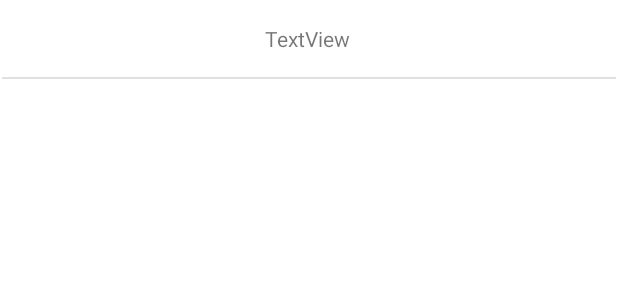
After one commit to dylanbaes/Parrot, an Android app: the layout one_line_surface.xml on its own in the app's theme, with its tools: preview values and no code run, on a phone screen of 412 x 824 dp. The commit adds this screen. Shown: the top 300 px of the screen. Run offline under Robolectric (Android 15) with nearby library versions, the phone set to English and light mode, and no system bars.

```diff
--- /dev/null
+++ b/app/src/main/res/layout/one_line_surface.xml
@@ -0,0 +1,29 @@
+<?xml version="1.0" encoding="utf-8"?>
+<androidx.constraintlayout.widget.ConstraintLayout xmlns:android="http://schemas.android.com/apk/res/android"
+    xmlns:app="http://schemas.android.com/apk/res-auto"
+    xmlns:tools="http://schemas.android.com/tools"
+    android:layout_width="match_parent"
+    android:layout_height="match_parent"
+    android:id="@+id/one_line_surface">
+
+    <TextView
+        android:id="@+id/surfaceCategory"
+        android:layout_width="wrap_content"
+        android:layout_height="wrap_content"
+        android:layout_marginTop="16dp"
+        android:text="TextView"
+        app:layout_constraintEnd_toEndOf="parent"
+        app:layout_constraintHorizontal_bias="0.498"
+        app:layout_constraintStart_toStartOf="parent"
+        app:layout_constraintTop_toTopOf="parent" />
+
+    <View
+        android:id="@+id/divider"
+        android:layout_width="409dp"
+        android:layout_height="1dp"
+        android:layout_marginTop="16dp"
+        android:background="?android:attr/listDivider"
+        app:layout_constraintEnd_toEndOf="parent"
+        app:layout_constraintStart_toStartOf="parent"
+        app:layout_constraintTop_toBottomOf="@+id/surfaceCategory" />
+</androidx.constraintlayout.widget.ConstraintLayout>
```
Also changed, not shown: app/src/main/java/com/CSE3311/parrot/MainActivity.java (+31 -2 lines), app/src/main/java/com/CSE3311/parrot/RecyclerViewAdapter.java (added, +53 -0 lines), app/src/main/res/layout/activity_main.xml (+29 -34 lines).
